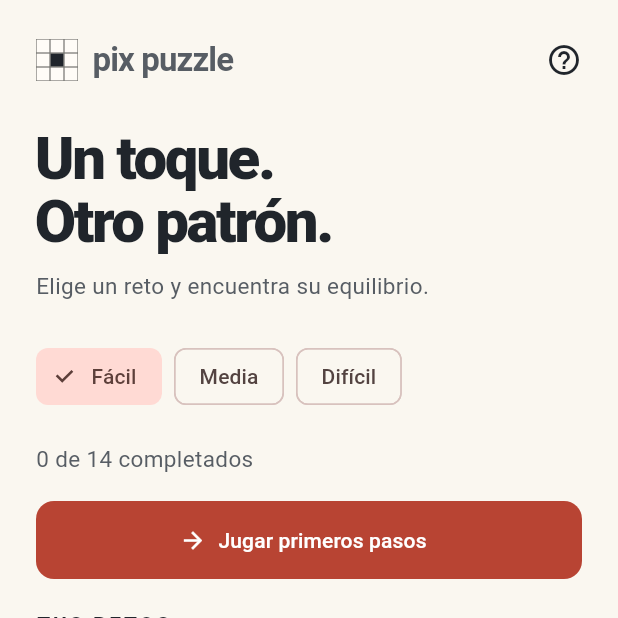
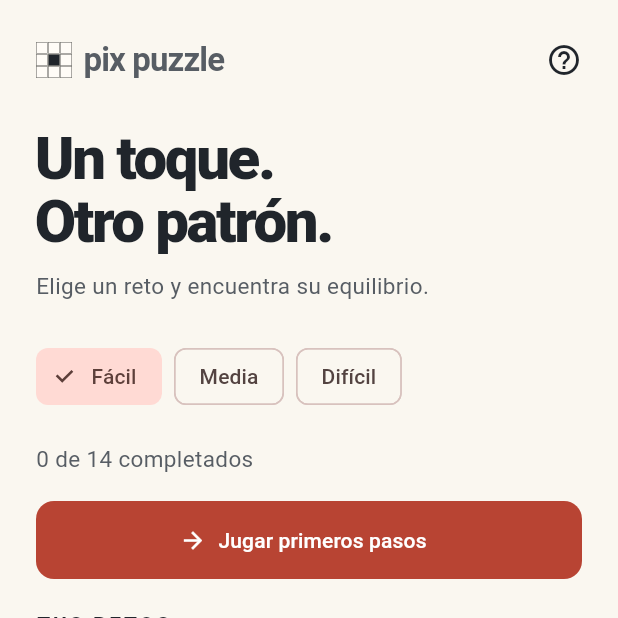
Before and after one commit to aguerola/pix-puzzle, a Flutter app: the screen it shows after launch, on a phone screen of 412 x 824 dp, the top half of it. Run offline on Flutter 3.47's test engine with Material 3 defaults, Android fonts, the phone set to English and light mode, and no system bars; our stand-ins replace equatable, flutter_bloc, shared_preferences.

Commit message:
Update PixBrand widget layout for improved spacing and consistency
- Adjust BoardGrid size from 28 to 24 for better visual alignment.
- Change SizedBox width from 10 to 8 to enhance overall layout consistency.

```diff
--- a/pix_puzzle/lib/widgets/pix_chrome.dart
+++ b/pix_puzzle/lib/widgets/pix_chrome.dart
@@ -73,9 +73,9 @@ class PixBrand extends StatelessWidget {
       mainAxisSize: MainAxisSize.min,
       children: [
         ExcludeSemantics(
-          child: BoardGrid(table: mark ?? pixBrandStamp, size: 28),
+          child: BoardGrid(table: mark ?? pixBrandStamp, size: 24),
         ),
-        const SizedBox(width: 10),
+        const SizedBox(width: 8),
         const Flexible(
           child: Text(
             'pix puzzle',
```
